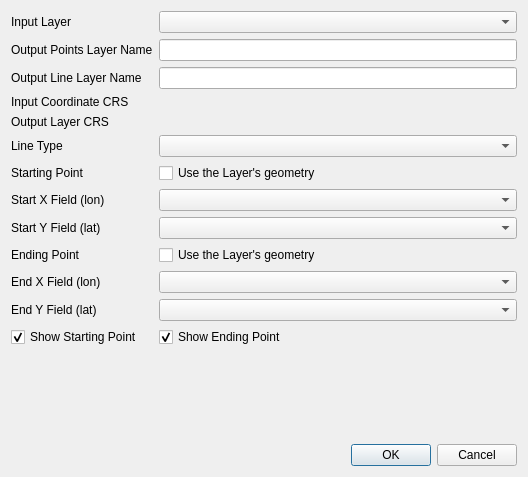
Before: the Qt Designer form ui/xyToLineDialog.ui in NationalSecurityAgency/qgis-shapetools-plugin, drawn with Qt 5.
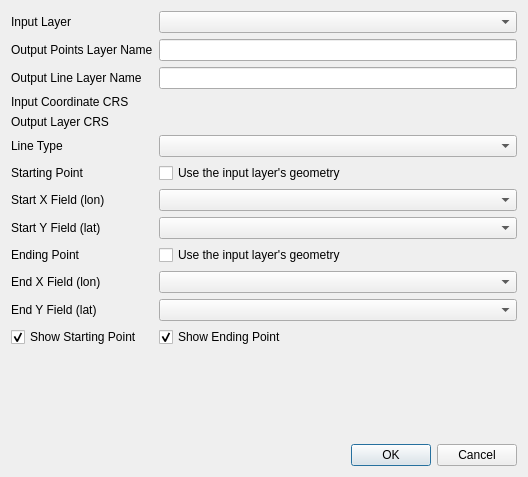
After: the same form once the commit is applied. Custom widgets are drawn as their Qt base class.

```diff
--- a/ui/xyToLineDialog.ui
+++ b/ui/xyToLineDialog.ui
@@ -106,7 +106,7 @@
      <item row="7" column="1">
       <widget class="QCheckBox" name="startCheckBox">
        <property name="text">
-        <string>Use the Layer's geometry</string>
+        <string>Use the input layer's geometry</string>
        </property>
       </widget>
      </item>
@@ -140,7 +140,7 @@
      <item row="10" column="1">
       <widget class="QCheckBox" name="endCheckBox">
        <property name="text">
-        <string>Use the Layer's geometry</string>
+        <string>Use the input layer's geometry</string>
        </property>
       </widget>
      </item>
```
